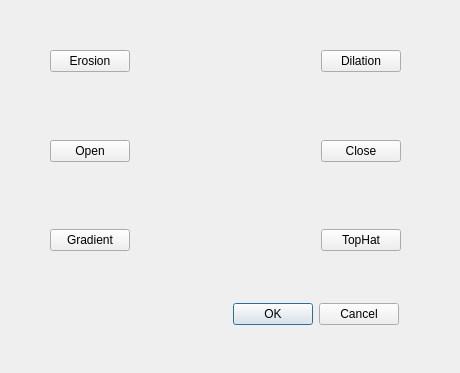
First picture: the form in ComputerVisionApplications/morphologydialog.ui, repository hardiktechnoplanet/ComputerVisionApplications, before the edit.
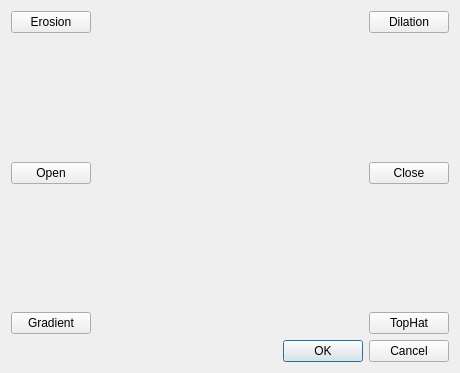
Second picture: the form after the edit.

Patch:
```diff
--- a/ComputerVisionApplications/morphologydialog.ui
+++ b/ComputerVisionApplications/morphologydialog.ui
@@ -13,15 +13,8 @@
   <property name="windowTitle">
    <string>Dialog</string>
   </property>
-  <widget class="QWidget" name="">
-   <property name="geometry">
-    <rect>
-     <x>50</x>
-     <y>50</y>
-     <width>351</width>
-     <height>201</height>
-    </rect>
-   </property>
+  <layout class="QGridLayout" name="gridLayout">
+   <item row="0" column="0">
    <layout class="QVBoxLayout" name="verticalLayout_2">
     <item>
      <layout class="QVBoxLayout" name="verticalLayout">
@@ -147,16 +140,9 @@
      </layout>
     </item>
    </layout>
-  </widget>
+   </item>
+   <item row="1" column="0">
   <widget class="QDialogButtonBox" name="buttonBox">
-   <property name="geometry">
-    <rect>
-     <x>50</x>
-     <y>300</y>
-     <width>349</width>
-     <height>28</height>
-    </rect>
-   </property>
    <property name="orientation">
     <enum>Qt::Horizontal</enum>
    </property>
@@ -164,6 +150,8 @@
     <set>QDialogButtonBox::Cancel|QDialogButtonBox::Ok</set>
    </property>
   </widget>
+   </item>
+  </layout>
  </widget>
  <resources/>
  <connections>
```
Lines whose indentation alone changed are shown as unchanged.
